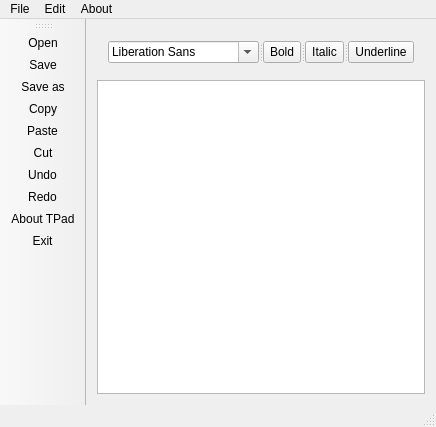
Old version of the form src/mainwindow.ui in the repository ZeroDot1/Clevit.
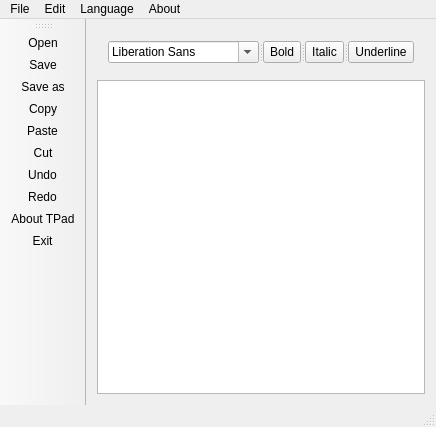
New version of the form. Icons and pictures are not drawn.

Commit message: * Add a language menu to be able to choose what language the program should use

What changed in the file:
```diff
--- a/src/mainwindow.ui
+++ b/src/mainwindow.ui
@@ -137,8 +137,14 @@
     </property>
     <addaction name="actionAbout_TPad"/>
    </widget>
+   <widget class="QMenu" name="menuLanguage">
+    <property name="title">
+     <string>Language</string>
+    </property>
+   </widget>
    <addaction name="menuFile"/>
    <addaction name="menuEdit"/>
+   <addaction name="menuLanguage"/>
    <addaction name="menuAbout"/>
   </widget>
   <widget class="QToolBar" name="mainToolBar">
```
The commit also changes 5 other files.
